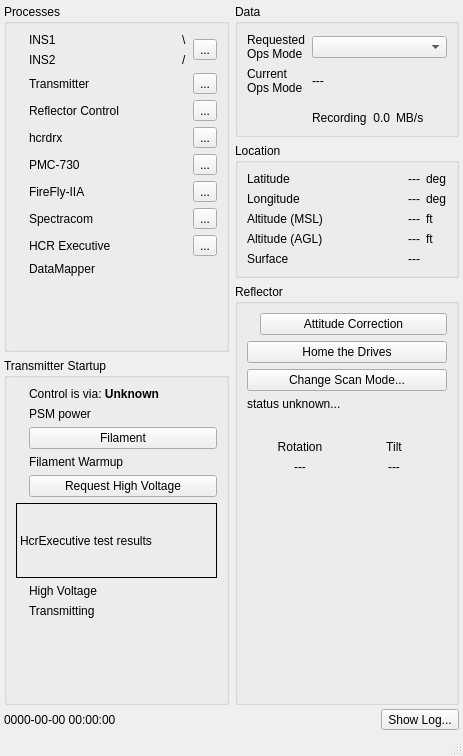
NCAR/HCR_instrument, file src/hcrgui/HcrGuiMainWindow.ui: the form before one commit.
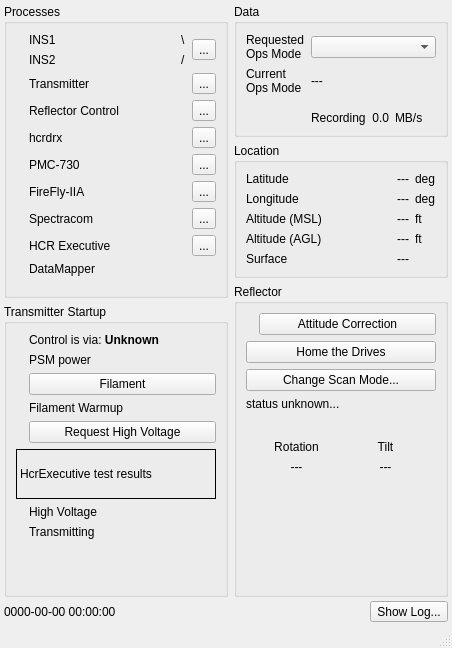
The form after the commit. Icons and pictures are not drawn.

Commit message:
Disable Spectracom stuff in the GUI
We're currently using the FireFly instead of the Spectracom as our
10 MHz STALO.

What changed in the file:
```diff
--- a/src/hcrgui/HcrGuiMainWindow.ui
+++ b/src/hcrgui/HcrGuiMainWindow.ui
@@ -6,8 +6,8 @@
    <rect>
     <x>0</x>
     <y>0</y>
-    <width>463</width>
-    <height>756</height>
+    <width>452</width>
+    <height>648</height>
    </rect>
   </property>
   <property name="sizePolicy">
```
The commit also changes 2 other files.
